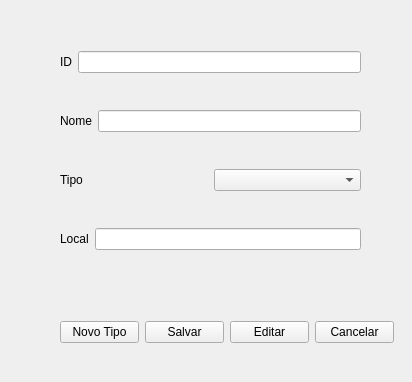
Old version of the form cadastrodispositivo.ui in the repository brunosr1985/TCC_NayBru.
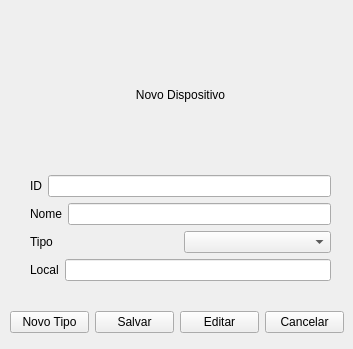
New version of the form.

Commit message:
Novo Layout
Foi revisto todo o layout do sistema, o antigo não funcionava muito bem, agora praticamente todas as janelas são criadas na Janela Principal, as buscas e cadastros foram separados, agora falta a busca fazer edição, depois é só focar nos relatórios

The edit to the form file:
```diff
--- a/cadastrodispositivo.ui
+++ b/cadastrodispositivo.ui
@@ -6,18 +6,30 @@
    <rect>
     <x>0</x>
     <y>0</y>
-    <width>412</width>
-    <height>382</height>
+    <width>353</width>
+    <height>349</height>
    </rect>
   </property>
+  <property name="sizePolicy">
+   <sizepolicy hsizetype="Minimum" vsizetype="Minimum">
+    <horstretch>0</horstretch>
+    <verstretch>0</verstretch>
+   </sizepolicy>
+  </property>
+  <property name="minimumSize">
+   <size>
+    <width>300</width>
+    <height>300</height>
+   </size>
+  </property>
   <property name="windowTitle">
    <string>Kaizen Birth Edition</string>
   </property>
   <widget class="QWidget" name="layoutWidget">
    <property name="geometry">
     <rect>
-     <x>60</x>
-     <y>320</y>
+     <x>10</x>
+     <y>310</y>
      <width>334</width>
      <height>25</height>
     </rect>
@@ -56,13 +68,23 @@
   <widget class="QWidget" name="layoutWidget">
    <property name="geometry">
     <rect>
-     <x>60</x>
+     <x>30</x>
      <y>20</y>
      <width>301</width>
      <height>261</height>
     </rect>
    </property>
    <layout class="QVBoxLayout" name="verticalLayout">
+    <item>
+     <widget class="QLabel" name="label_5">
+      <property name="text">
+       <string>Novo Dispositivo</string>
+      </property>
+      <property name="alignment">
+       <set>Qt::AlignCenter</set>
+      </property>
+     </widget>
+    </item>
     <item>
      <layout class="QHBoxLayout" name="horizontalLayout_2">
       <item>
```
The commit also changes 17 other files.
